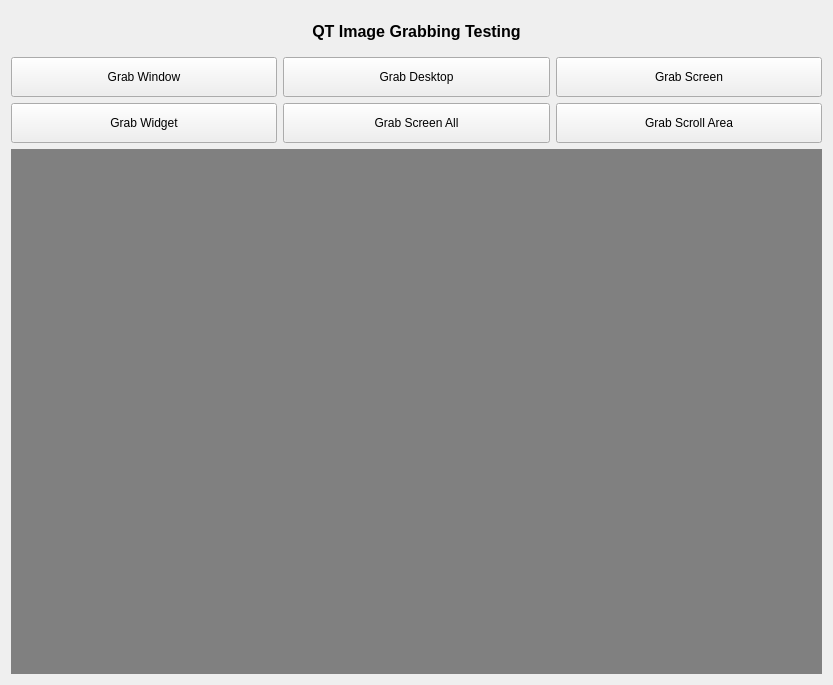
Above: QtGuiApplicationTest/QtGuiApplicationTest/Miscellaneous/MiscellaneousImageGrabber.ui from xautshuanglong/QtLearningRepository before the change. Below: the same form after it.
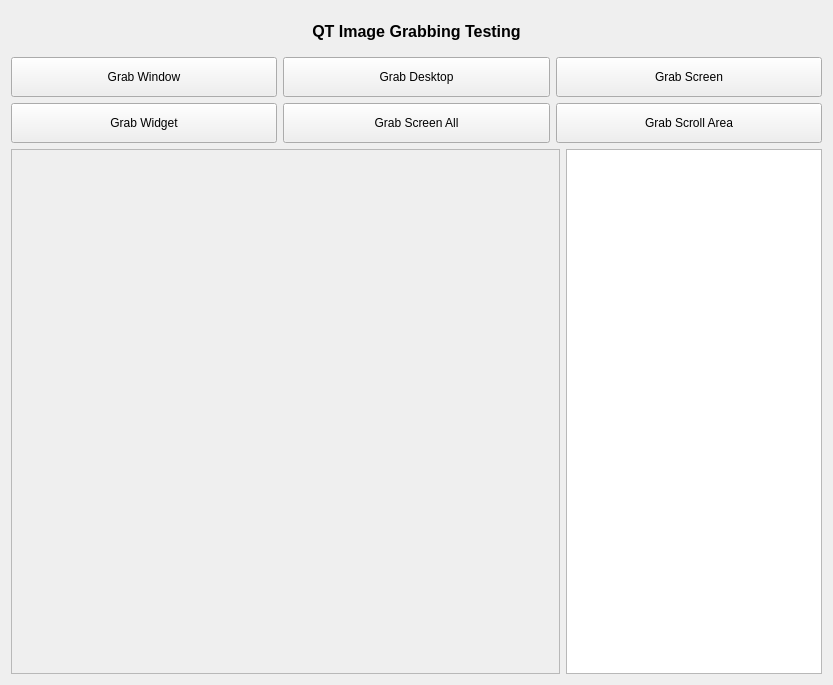
That is the form after the change.

Commit message: 获取鼠标位置窗口测试

The edit to the form file:
```diff
--- a/QtGuiApplicationTest/QtGuiApplicationTest/Miscellaneous/MiscellaneousImageGrabber.ui
+++ b/QtGuiApplicationTest/QtGuiApplicationTest/Miscellaneous/MiscellaneousImageGrabber.ui
@@ -130,23 +130,54 @@
     </layout>
    </item>
    <item>
+    <layout class="QHBoxLayout" name="horizontalLayout_2">
+     <item>
+      <widget class="QScrollArea" name="scrollArea">
+       <property name="widgetResizable">
+        <bool>true</bool>
+       </property>
+       <widget class="QWidget" name="scrollAreaWidgetContents">
+        <property name="geometry">
+         <rect>
+          <x>0</x>
+          <y>0</y>
+          <width>549</width>
+          <height>521</height>
+         </rect>
+        </property>
     <widget class="QLabel" name="lbImgOriginal">
+         <property name="geometry">
+          <rect>
+           <x>50</x>
+           <y>210</y>
+           <width>54</width>
+           <height>12</height>
+          </rect>
+         </property>
+         <property name="text">
+          <string/>
+         </property>
+        </widget>
+       </widget>
+      </widget>
+     </item>
+     <item>
+      <widget class="QTextEdit" name="teLogInfo">
      <property name="sizePolicy">
-      <sizepolicy hsizetype="Preferred" vsizetype="Expanding">
+        <sizepolicy hsizetype="Maximum" vsizetype="Expanding">
        <horstretch>0</horstretch>
        <verstretch>0</verstretch>
       </sizepolicy>
      </property>
-     <property name="styleSheet">
-      <string notr="true">QLabel
-{
-	background-color: gray;
-}</string>
-     </property>
-     <property name="text">
-      <string/>
-     </property>
-    </widget>
+       <property name="maximumSize">
+        <size>
+         <width>300</width>
+         <height>16777215</height>
+        </size>
+       </property>
+      </widget>
+     </item>
+    </layout>
    </item>
   </layout>
  </widget>
```
Lines whose indentation alone changed are shown as unchanged. The commit also changes 2 other files.
